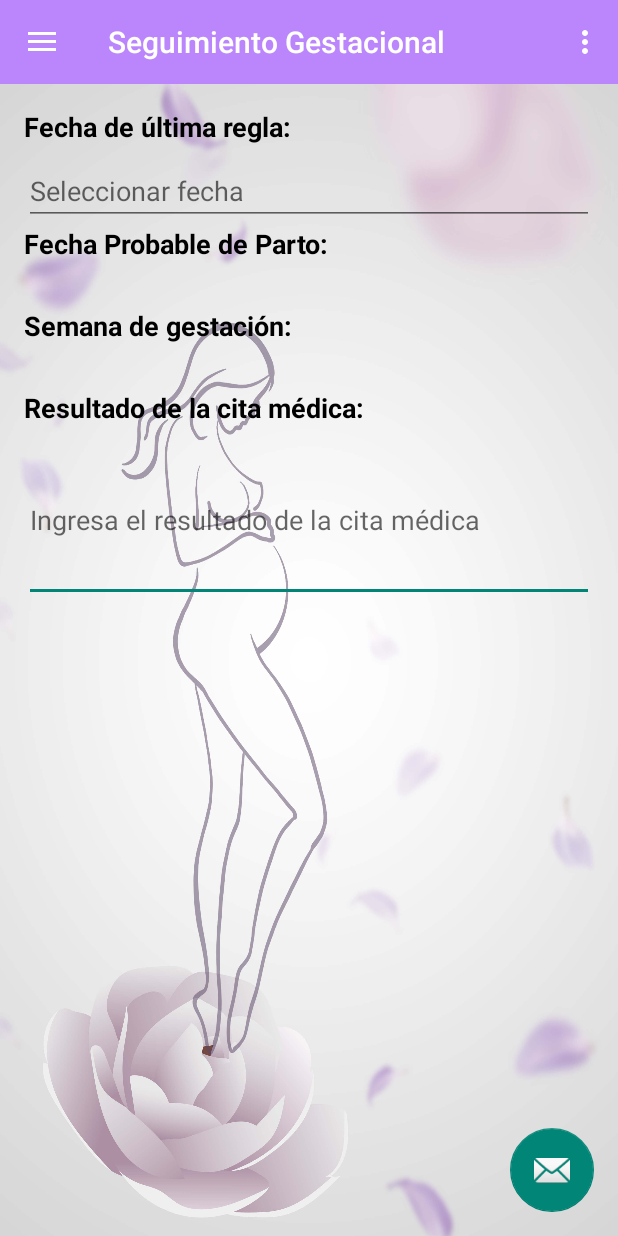
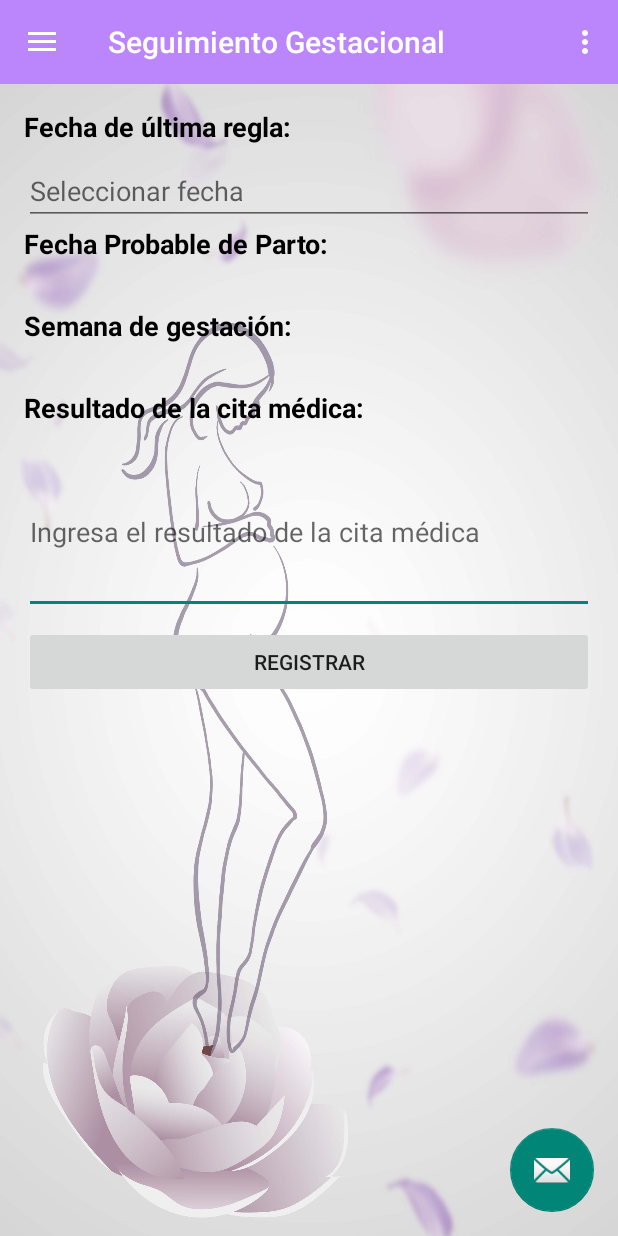
Before and after one commit to MarioYiCarrion/ExamenFinalAndroidStudio, an Android app: the MainActivity screen opened directly, with no data from a screen before it, in the side drawer, after a tap on "Seguimiento Gestacional", on a phone screen of 412 x 824 dp. Run offline under Robolectric (Android 15) with nearby library versions, the phone set to English and light mode, and no system bars; our stand-ins replace navigation-ui.

Commit message:
Modificaciones en el SeguimientoActivity

```diff
--- a/app/src/main/res/layout/fragment_seguimiento.xml
+++ b/app/src/main/res/layout/fragment_seguimiento.xml
@@ -88,13 +88,23 @@
         android:id="@+id/cita_medica_edit_text"
         android:layout_width="0dp"
         android:layout_height="wrap_content"
-        android:layout_marginTop="8dp"
+        android:layout_marginTop="16dp"
+        android:hint="Ingresa el resultado de la cita médica"
         android:inputType="textMultiLine"
+        android:minLines="4"
         android:textColor="#000"
-        android:minLines="4"
-        android:hint="Ingresa el resultado de la cita médica"
         app:layout_constraintEnd_toEndOf="parent"
         app:layout_constraintStart_toStartOf="parent"
         app:layout_constraintTop_toBottomOf="@+id/cita_medica_label" />
 
+    <Button
+        android:id="@+id/btnRegistrar"
+        android:layout_width="0dp"
+        android:layout_height="wrap_content"
+        android:layout_marginTop="8dp"
+        android:text="@string/btnregistrar"
+        app:layout_constraintEnd_toEndOf="parent"
+        app:layout_constraintStart_toStartOf="parent"
+        app:layout_constraintTop_toBottomOf="@+id/cita_medica_edit_text" />
+
 </androidx.constraintlayout.widget.ConstraintLayout>
--- a/app/src/main/res/values/strings.xml
+++ b/app/src/main/res/values/strings.xml
@@ -22,4 +22,5 @@
     <string name="PrinciaplMenu">Seguimiento Gestancional</string>
     <string name="Nombre">Sistema Gestacional</string>
     <string name="nomclinica">Clinica Internacional</string>
+    <string name="btnregistrar">REGISTRAR</string>
 </resources>
```
Also changed, not shown: app/src/main/java/pe/edu/idat/appgestacional/SeguimientoFragment.kt (+24 -2 lines).
